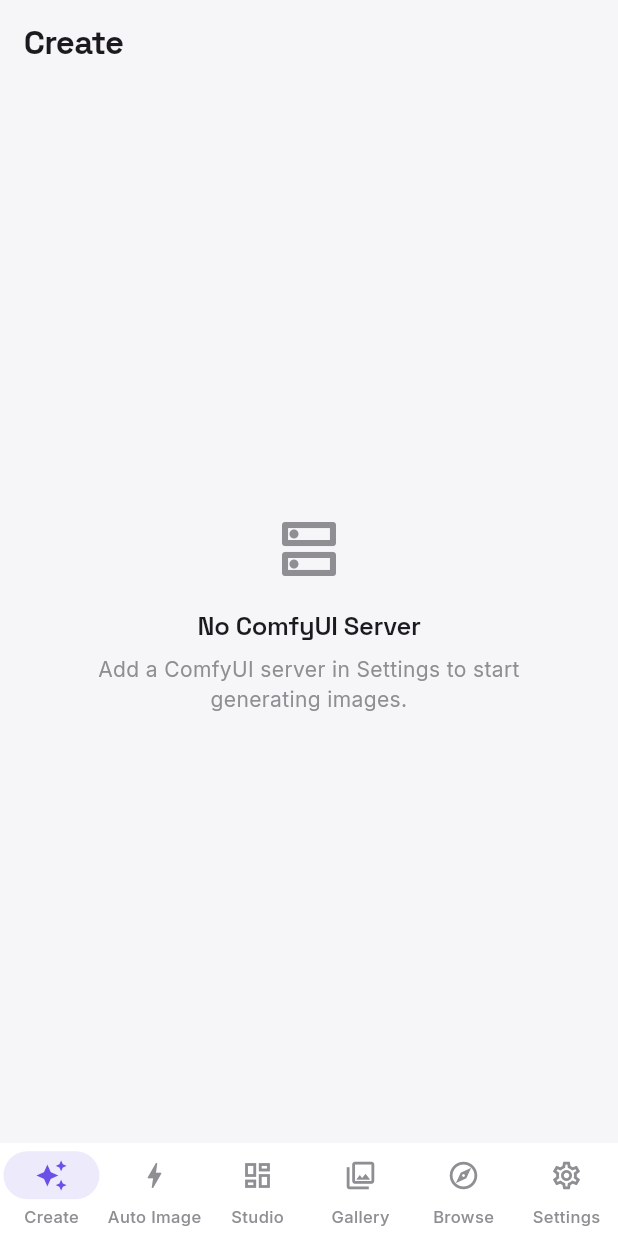
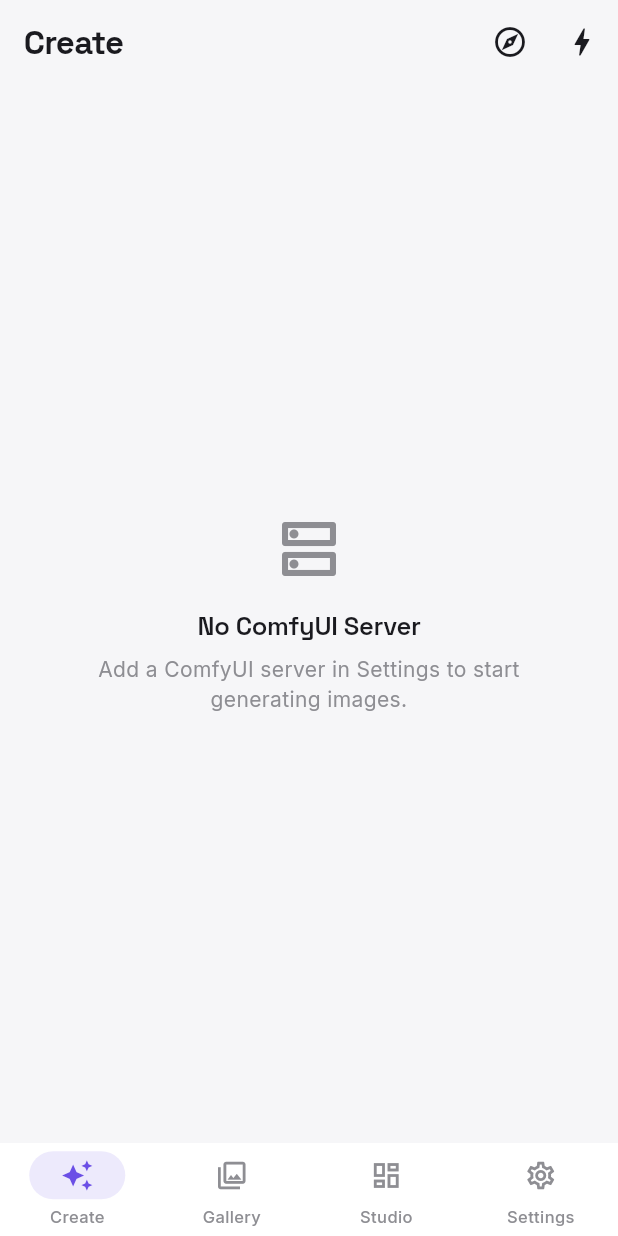
Before and after one commit to justacalico/vidlatte-flutter, a Flutter app: the screen it shows after launch, on a phone screen of 412 x 824 dp. Run offline on Flutter 3.47's test engine with Material 3 defaults, Android fonts, the phone set to English and light mode, and no system bars; our stand-ins replace dio, equatable, flutter_bloc, go_router, google_fonts, hive_flutter and 1 more; accounts and stored records are empty.

Commit message:
misc: 精简底部导航栏为4个主页面
- 底部导航栏：Create、Gallery、Studio、Settings
- Auto Image和Browse移出导航栏，改为独立路由页面
- Create页面AppBar添加Browse和Auto Image图标按钮
- Auto Image和Browse页面添加返回按钮回到Create

```diff
--- a/lib/presentation/navigation/router.dart
+++ b/lib/presentation/navigation/router.dart
@@ -27,26 +27,26 @@
             builder: (context, state) => const CreatePage(),
           ),
           GoRoute(
-            path: '/auto-image',
-            builder: (context, state) => const AutoImagePage(),
+            path: '/gallery',
+            builder: (context, state) => const GalleryPage(),
           ),
           GoRoute(
             path: '/studio',
             builder: (context, state) => const StudioPage(),
           ),
           GoRoute(
-            path: '/gallery',
-            builder: (context, state) => const GalleryPage(),
-          ),
-          GoRoute(
-            path: '/browse',
-            builder: (context, state) => const BrowsePage(),
-          ),
-          GoRoute(
             path: '/settings',
             builder: (context, state) => const SettingsPage(),
           ),
         ],
+      ),
+      GoRoute(
+        path: '/auto-image',
+        builder: (context, state) => const AutoImagePage(),
+      ),
+      GoRoute(
+        path: '/browse',
+        builder: (context, state) => const BrowsePage(),
       ),
     ],
   );
--- a/lib/presentation/pages/auto_image/auto_image_page.dart
+++ b/lib/presentation/pages/auto_image/auto_image_page.dart
@@ -3,6 +3,7 @@
 
 import 'package:flutter/material.dart';
 import 'package:flutter_bloc/flutter_bloc.dart';
+import 'package:go_router/go_router.dart';
 
 import '../../../bloc/autogen/autogen_bloc.dart';
 import '../../../bloc/llm/llm_bloc.dart';
@@ -66,6 +67,10 @@
     return Scaffold(
       appBar: AppBar(
         title: const Text('Auto Image'),
+        leading: IconButton(
+          icon: const Icon(Icons.arrow_back),
+          onPressed: () => context.go('/create'),
+        ),
         actions: [
           BlocBuilder<AutoGenBloc, AutoGenState>(
             builder: (context, state) {
--- a/lib/presentation/pages/browse/browse_page.dart
+++ b/lib/presentation/pages/browse/browse_page.dart
@@ -3,6 +3,7 @@
 import 'package:flutter/material.dart';
 import 'package:flutter/services.dart';
 import 'package:flutter_bloc/flutter_bloc.dart';
+import 'package:go_router/go_router.dart';
 
 import '../../../bloc/servers/servers_bloc.dart';
 import '../../../config/constants.dart';
@@ -37,6 +38,10 @@
     return Scaffold(
       appBar: AppBar(
         title: const Text('Browse'),
+        leading: IconButton(
+          icon: const Icon(Icons.arrow_back),
+          onPressed: () => context.go('/create'),
+        ),
         bottom: TabBar(
           controller: _tabController,
           tabs: const [
--- a/lib/presentation/pages/create/create_page.dart
+++ b/lib/presentation/pages/create/create_page.dart
@@ -1,5 +1,6 @@
 import 'package:flutter/material.dart';
 import 'package:flutter_bloc/flutter_bloc.dart';
+import 'package:go_router/go_router.dart';
 
 import '../../../bloc/generation/generation_bloc.dart';
 import '../../../bloc/servers/servers_bloc.dart';
@@ -146,7 +147,21 @@
     final isWide = screenWidth >= ThemeConstants.tabletBreakpoint;
 
     return Scaffold(
-      appBar: AppBar(title: const Text('Create')),
+      appBar: AppBar(
+        title: const Text('Create'),
+        actions: [
+          IconButton(
+            icon: const Icon(Icons.explore_outlined),
+            tooltip: 'Browse Models & LoRAs',
+            onPressed: () => context.go('/browse'),
+          ),
+          IconButton(
+            icon: const Icon(Icons.bolt_outlined),
+            tooltip: 'Auto Image',
+            onPressed: () => context.go('/auto-image'),
+          ),
+        ],
+      ),
       body: BlocBuilder<ServersBloc, ServersState>(
         builder: (context, serversState) {
           if (serversState.servers.isEmpty) {
--- a/lib/presentation/widgets/shell/app_shell.dart
+++ b/lib/presentation/widgets/shell/app_shell.dart
@@ -6,10 +6,8 @@
 
 enum AppDestination {
   create(Icons.auto_awesome_outlined, Icons.auto_awesome, 'Create', '/create'),
-  autoImage(Icons.bolt_outlined, Icons.bolt, 'Auto Image', '/auto-image'),
+  gallery(Icons.photo_library_outlined, Icons.photo_library, 'Gallery', '/gallery'),
   studio(Icons.dashboard_outlined, Icons.dashboard, 'Studio', '/studio'),
-  gallery(Icons.photo_library_outlined, Icons.photo_library, 'Gallery', '/gallery'),
-  browse(Icons.explore_outlined, Icons.explore, 'Browse', '/browse'),
   settings(Icons.settings_outlined, Icons.settings, 'Settings', '/settings');
 
   final IconData icon;
```
